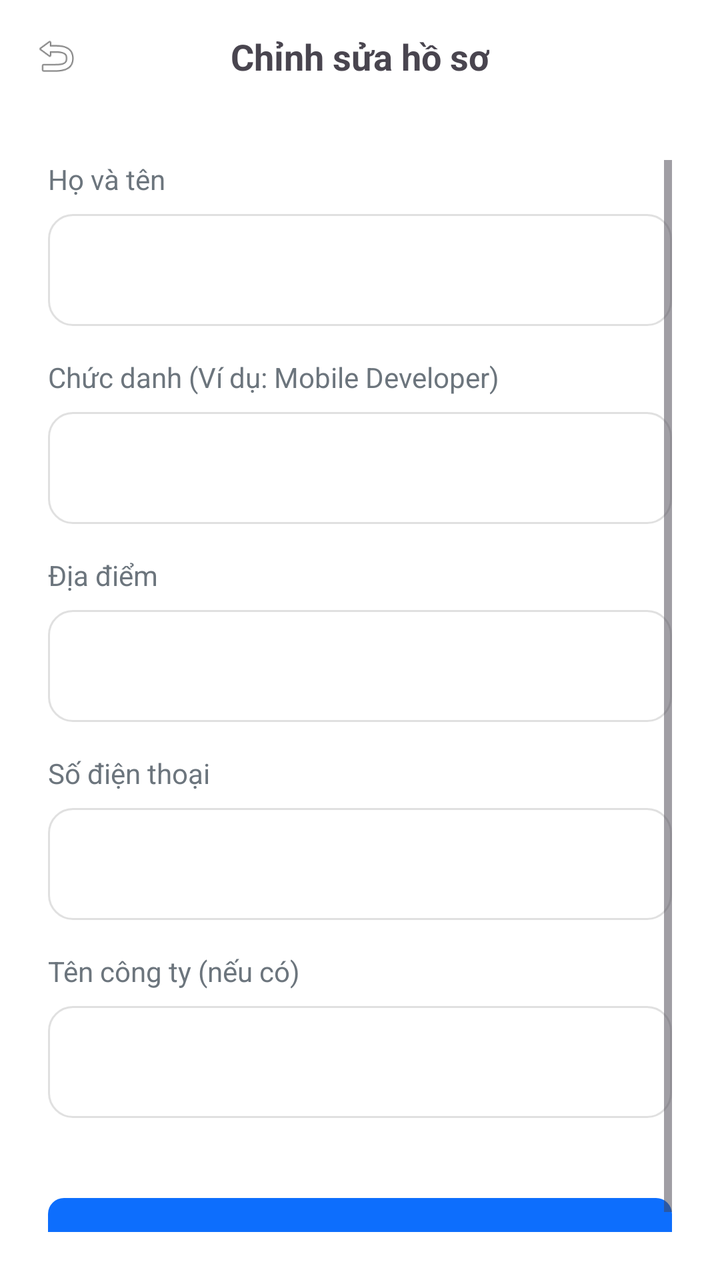
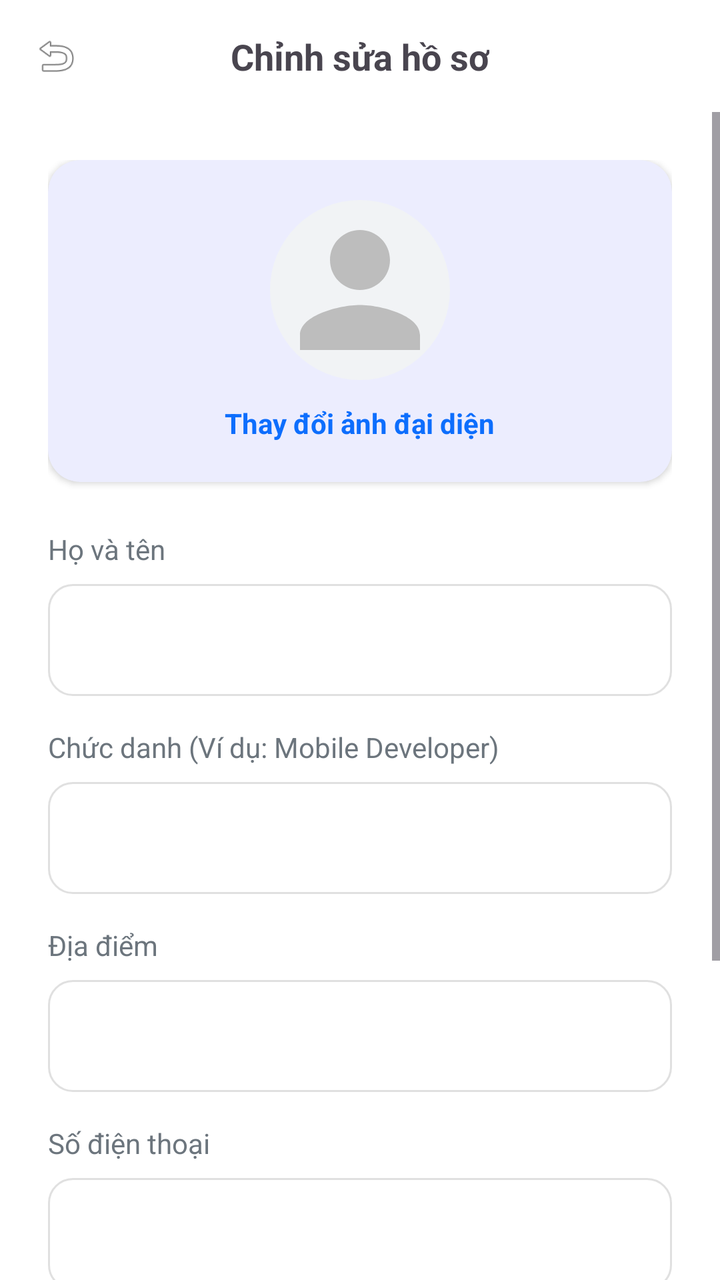

The first picture is an Android layout as it rendered before a commit; the second is the same layout after the commit. The layout source and the unified diff follow.
<!-- AndroidManifest.xml: application theme Theme.JobSearchApp -->
<!-- res/layout/candidate_activity_edit_profile.xml -->
<?xml version="1.0" encoding="utf-8"?>
<LinearLayout xmlns:android="http://schemas.android.com/apk/res/android"
    xmlns:app="http://schemas.android.com/apk/res-auto"
    android:layout_width="match_parent"
    android:layout_height="match_parent"
    android:orientation="vertical"
    android:background="@color/white">

    
    <androidx.constraintlayout.widget.ConstraintLayout
        android:layout_width="match_parent"
        android:layout_height="56dp"
        android:paddingHorizontal="16dp">
        <ImageView
            android:id="@+id/ivBackEdit"
            android:layout_width="24dp"
            android:layout_height="24dp"
            android:src="@android:drawable/ic_menu_revert"
            app:layout_constraintTop_toTopOf="parent"
            app:layout_constraintBottom_toBottomOf="parent"
            app:layout_constraintStart_toStartOf="parent" />
        <TextView
            android:layout_width="wrap_content"
            android:layout_height="wrap_content"
            android:text="Chỉnh sửa hồ sơ"
            android:textSize="18sp"
            android:textStyle="bold"
            app:layout_constraintTop_toTopOf="parent"
            app:layout_constraintBottom_toBottomOf="parent"
            app:layout_constraintStart_toStartOf="parent"
            app:layout_constraintEnd_toEndOf="parent" />
    </androidx.constraintlayout.widget.ConstraintLayout>

    <ScrollView
        android:layout_width="match_parent"
        android:layout_height="0dp"
        android:layout_weight="1"
        android:padding="24dp">
        <LinearLayout
            android:layout_width="match_parent"
            android:layout_height="wrap_content"
            android:orientation="vertical">

            <TextView android:layout_width="wrap_content" android:layout_height="wrap_content" android:text="Họ và tên" android:textColor="@color/text_sub" android:layout_marginBottom="8dp" />
            <EditText
                android:id="@+id/edtEditFullName"
                android:layout_width="match_parent"
                android:layout_height="56dp"
                android:background="@drawable/bg_search_bar"
                android:paddingHorizontal="16dp"
                android:inputType="textPersonName"
                android:layout_marginBottom="16dp" />

            <TextView android:layout_width="wrap_content" android:layout_height="wrap_content" android:text="Chức danh (Ví dụ: Mobile Developer)" android:textColor="@color/text_sub" android:layout_marginBottom="8dp" />
            <EditText
                android:id="@+id/edtEditProfession"
                android:layout_width="match_parent"
                android:layout_height="56dp"
                android:background="@drawable/bg_search_bar"
                android:paddingHorizontal="16dp"
                android:inputType="text"
                android:layout_marginBottom="16dp" />

            <TextView android:layout_width="wrap_content" android:layout_height="wrap_content" android:text="Địa điểm" android:textColor="@color/text_sub" android:layout_marginBottom="8dp" />
            <EditText
                android:id="@+id/edtEditLocation"
                android:layout_width="match_parent"
                android:layout_height="56dp"
                android:background="@drawable/bg_search_bar"
                android:paddingHorizontal="16dp"
                android:inputType="text"
                android:layout_marginBottom="16dp" />

            <TextView android:layout_width="wrap_content" android:layout_height="wrap_content" android:text="Số điện thoại" android:textColor="@color/text_sub" android:layout_marginBottom="8dp" />
            <EditText
                android:id="@+id/edtEditPhone"
                android:layout_width="match_parent"
                android:layout_height="56dp"
                android:background="@drawable/bg_search_bar"
                android:paddingHorizontal="16dp"
                android:inputType="phone"
                android:layout_marginBottom="16dp" />

            <TextView android:layout_width="wrap_content" android:layout_height="wrap_content" android:text="Tên công ty (nếu có)" android:textColor="@color/text_sub" android:layout_marginBottom="8dp" />
            <EditText
                android:id="@+id/edtEditCompany"
                android:layout_width="match_parent"
                android:layout_height="56dp"
                android:background="@drawable/bg_search_bar"
                android:paddingHorizontal="16dp"
                android:layout_marginBottom="16dp" />

            
            <LinearLayout
                android:id="@+id/layoutEmployerFields"
                android:layout_width="match_parent"
                android:layout_height="wrap_content"
                android:orientation="vertical"
                android:visibility="gone">

                <TextView android:layout_width="wrap_content" android:layout_height="wrap_content" android:text="Website công ty" android:textColor="@color/text_sub" android:layout_marginBottom="8dp" />
                <EditText
                    android:id="@+id/edtEditWebsite"
                    android:layout_width="match_parent"
                    android:layout_height="56dp"
                    android:background="@drawable/bg_search_bar"
                    android:paddingHorizontal="16dp"
                    android:inputType="textUri"
                    android:layout_marginBottom="16dp" />

                <TextView android:layout_width="wrap_content" android:layout_height="wrap_content" android:text="Mô tả ngắn về công ty" android:textColor="@color/text_sub" android:layout_marginBottom="8dp" />
                <EditText
                    android:id="@+id/edtEditCompanyDesc"
                    android:layout_width="match_parent"
                    android:layout_height="wrap_content"
                    android:minLines="3"
                    android:background="@drawable/bg_search_bar"
                    android:padding="16dp"
                    android:gravity="top"
                    android:layout_marginBottom="16dp" />

                <TextView android:layout_width="wrap_content" android:layout_height="wrap_content" android:text="Logo URL (Tạm thời)" android:textColor="@color/text_sub" android:layout_marginBottom="8dp" />
                <EditText
                    android:id="@+id/edtEditLogo"
                    android:layout_width="match_parent"
                    android:layout_height="56dp"
                    android:background="@drawable/bg_search_bar"
                    android:paddingHorizontal="16dp"
                    android:layout_marginBottom="16dp" />
            </LinearLayout>

            <com.google.android.material.button.MaterialButton
                android:id="@+id/btnSaveProfile"
                android:layout_width="match_parent"
                android:layout_height="56dp"
                android:text="Lưu thay đổi"
                android:layout_marginTop="20dp"
                app:cornerRadius="8dp" />
        </LinearLayout>
    </ScrollView>
</LinearLayout>
<!-- resources referenced by this layout -->
<resources>
  <color name="text_sub">#6C757D</color>
  <color name="white">#FFFFFF</color>
  <!-- drawable bg_search_bar (drawable) -->
  <?xml version="1.0" encoding="utf-8"?>
  <shape xmlns:android="http://schemas.android.com/apk/res/android">
      <solid android:color="@color/white" />
      <corners android:radius="12dp" />
      <stroke android:width="1dp" android:color="@color/gray_border" />
  </shape>
  <style name="Theme.JobSearchApp" parent="Base.Theme.JobSearchApp" />
  <color name="gray_border">#E0E0E0</color>
  <style name="Base.Theme.JobSearchApp" parent="Theme.Material3.DayNight.NoActionBar">
          
          <item name="colorPrimary">@color/primary</item>
          <item name="android:navigationBarColor">@color/white</item>
          <item name="android:statusBarColor">@color/white</item>
          <item name="android:windowLightStatusBar">true</item>
      </style>
  <color name="primary">#0D6EFD</color>
</resources>

<!-- the commit's change to res/layout/candidate_activity_edit_profile.xml (unified diff, before → after) -->
@@ -34,12 +34,53 @@
     <ScrollView
         android:layout_width="match_parent"
         android:layout_height="0dp"
-        android:layout_weight="1"
-        android:padding="24dp">
+        android:layout_weight="1">
         <LinearLayout
             android:layout_width="match_parent"
             android:layout_height="wrap_content"
-            android:orientation="vertical">
+            android:orientation="vertical"
+            android:padding="24dp">
+
+            
+            <com.google.android.material.card.MaterialCardView
+                android:layout_width="match_parent"
+                android:layout_height="wrap_content"
+                app:cardCornerRadius="16dp"
+                app:cardElevation="2dp"
+                app:strokeWidth="0dp"
+                android:layout_marginBottom="24dp">
+
+                <LinearLayout
+                    android:layout_width="match_parent"
+                    android:layout_height="wrap_content"
+                    android:orientation="vertical"
+                    android:padding="20dp"
+                    android:gravity="center">
+
+                    <com.google.android.material.imageview.ShapeableImageView
+                        android:id="@+id/ivEditProfileAvatar"
+                        android:layout_width="90dp"
+                        android:layout_height="90dp"
+                        android:src="@drawable/ic_default_avatar"
+                        android:scaleType="centerCrop"
+                        android:background="@color/gray_light"
+                        app:shapeAppearanceOverlay="@style/CircleImage"
+                        android:clickable="true"
+                        android:focusable="true"/>
+
+                    <TextView
+                        android:id="@+id/tvEditAvatarLabel"
+                        android:layout_width="wrap_content"
+                        android:layout_height="wrap_content"
+                        android:text="Thay đổi ảnh đại diện"
+                        android:textColor="@color/primary"
+                        android:textSize="14sp"
+                        android:textStyle="bold"
+                        android:layout_marginTop="12dp"
+                        android:clickable="true"
+                        android:focusable="true"/>
+                </LinearLayout>
+            </com.google.android.material.card.MaterialCardView>
 
             <TextView android:layout_width="wrap_content" android:layout_height="wrap_content" android:text="Họ và tên" android:textColor="@color/text_sub" android:layout_marginBottom="8dp" />
             <EditText
@@ -48,7 +89,7 @@
                 android:layout_height="56dp"
                 android:background="@drawable/bg_search_bar"
                 android:paddingHorizontal="16dp"
-                android:inputType="textPersonName"
+                android:inputType="text"
                 android:layout_marginBottom="16dp" />
 
             <TextView android:layout_width="wrap_content" android:layout_height="wrap_content" android:text="Chức danh (Ví dụ: Mobile Developer)" android:textColor="@color/text_sub" android:layout_marginBottom="8dp" />
@@ -117,6 +158,7 @@
                     android:background="@drawable/bg_search_bar"
                     android:padding="16dp"
                     android:gravity="top"
+                    android:inputType="textMultiLine"
                     android:layout_marginBottom="16dp" />
 
                 <TextView android:layout_width="wrap_content" android:layout_height="wrap_content" android:text="Logo URL (Tạm thời)" android:textColor="@color/text_sub" android:layout_marginBottom="8dp" />
<!-- resource entries referenced after the edit -->
@@ -1,5 +1,6 @@
 <!-- resources referenced by this layout -->
 <resources>
+  <color name="gray_light">#F1F3F5</color>
   <color name="text_sub">#6C757D</color>
   <color name="white">#FFFFFF</color>
   <!-- drawable bg_search_bar (drawable) -->
@@ -9,6 +10,19 @@
       <corners android:radius="12dp" />
       <stroke android:width="1dp" android:color="@color/gray_border" />
   </shape>
+  <!-- drawable ic_default_avatar (drawable) -->
+  <vector xmlns:android="http://schemas.android.com/apk/res/android"
+      android:width="24dp"
+      android:height="24dp"
+      android:viewportWidth="24"
+      android:viewportHeight="24">
+    <path
+        android:fillColor="#BDBDBD"
+        android:pathData="M12,12c2.21,0 4,-1.79 4,-4s-1.79,-4 -4,-4 -4,1.79 -4,4 1.79,4 4,4zM12,14c-2.67,0 -8,1.34 -8,4v2h16v-2c0,-2.66 -5.33,-4 -8,-4z"/>
+  </vector>
+  <style name="CircleImage" parent="">
+          <item name="cornerSize">50%</item>
+      </style>
   <style name="Theme.JobSearchApp" parent="Base.Theme.JobSearchApp" />
   <color name="gray_border">#E0E0E0</color>
   <style name="Base.Theme.JobSearchApp" parent="Theme.Material3.DayNight.NoActionBar">
